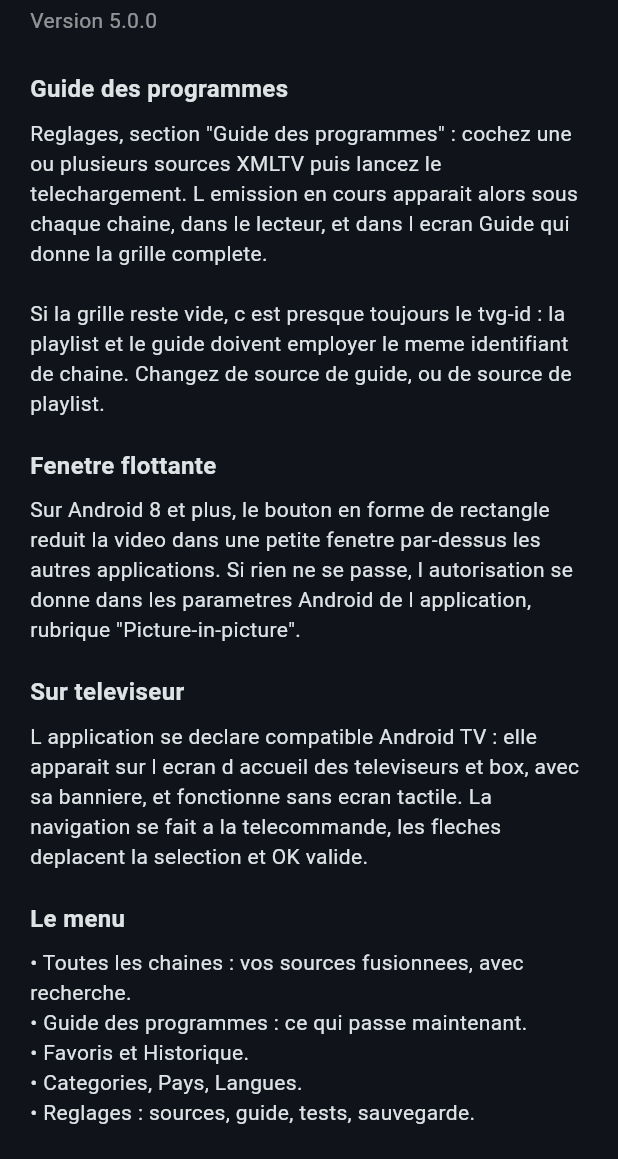
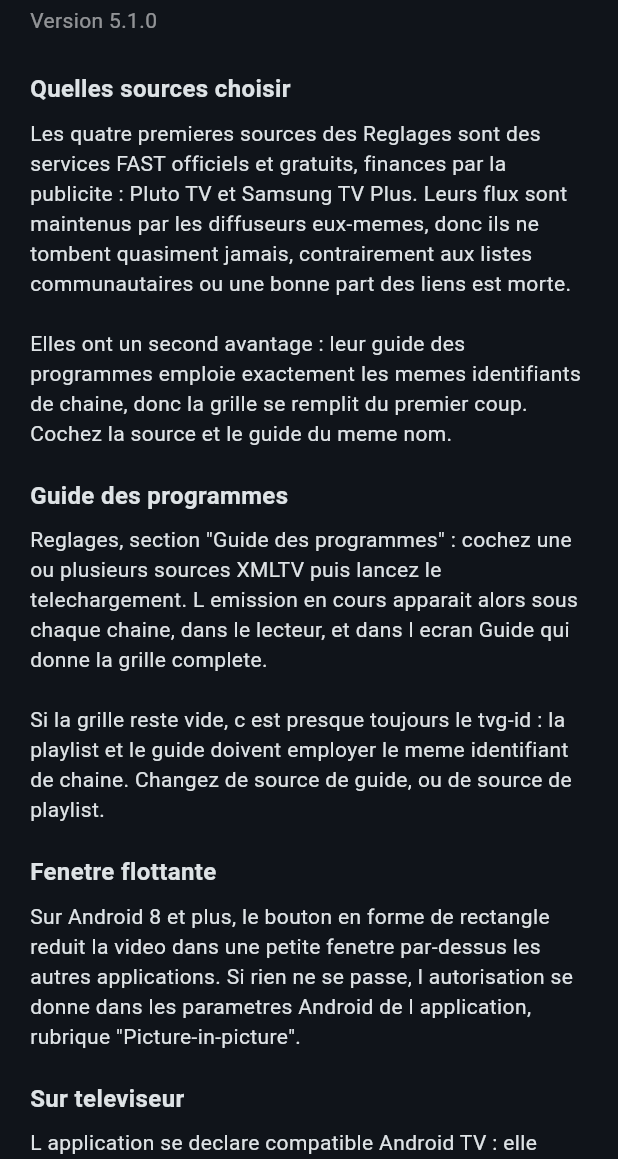
Before and after one commit to janintibo-art/iptv-player, a Flutter app: the AboutScreen widget shown alone on an empty page, opened directly, on a phone screen of 412 x 824 dp, the part 77-1236 px from its top. Run offline on Flutter 3.47's test engine with Material 3 defaults, Android fonts, the phone set to English and light mode, and no system bars; our stand-ins replace file_picker, shared_preferences, wakelock_plus; missing offline and left inert: media_kit, media_kit_video; accounts and stored records are empty; network calls fail.

Commit message:
Version 5.1 : sources FAST officielles et leurs guides

```diff
--- a/lib/screens/about_screen.dart
+++ b/lib/screens/about_screen.dart
@@ -12,8 +12,21 @@ class AboutScreen extends StatelessWidget {
       children: const [
         Text('Lecteur IPTV', style: TextStyle(fontSize: 22)),
         SizedBox(height: 4),
-        Text('Version 5.0.0', style: TextStyle(color: Colors.white54)),
+        Text('Version 5.1.0', style: TextStyle(color: Colors.white54)),
         SizedBox(height: 24),
+        Text('Quelles sources choisir', style: gras),
+        SizedBox(height: 8),
+        Text(
+          'Les quatre premieres sources des Reglages sont des services FAST '
+          'officiels et gratuits, finances par la publicite : Pluto TV et '
+          'Samsung TV Plus. Leurs flux sont maintenus par les diffuseurs '
+          'eux-memes, donc ils ne tombent quasiment jamais, contrairement aux '
+          'listes communautaires ou une bonne part des liens est morte.\n\n'
+          'Elles ont un second avantage : leur guide des programmes emploie '
+          'exactement les memes identifiants de chaine, donc la grille se '
+          'remplit du premier coup. Cochez la source et le guide du meme nom.',
+        ),
+        SizedBox(height: 20),
         Text('Guide des programmes', style: gras),
         SizedBox(height: 8),
         Text(
--- a/lib/services/epg_service.dart
+++ b/lib/services/epg_service.dart
@@ -57,12 +57,31 @@ class Programme {
       );
 }
 
-/// Guides preconfigures du projet iptv-org.
+/// Guides preconfigures.
 ///
-/// Les adresses suivent le motif guides/<langue>/<site>.xml. Elles peuvent
-/// changer : la liste a jour se trouve sur github.com/iptv-org/epg.
+/// Les quatre premiers accompagnent les sources FAST du meme nom : leurs
+/// identifiants de chaine correspondent exactement, la grille se remplit
+/// sans reglage. Les suivants viennent d iptv-org et suivent le motif
+/// guides/<langue>/<site>.xml ; ces adresses peuvent changer, la liste a
+/// jour est sur github.com/iptv-org/epg.
 class GuidesEpg {
   static const List<({String nom, String url})> presets = [
+    (
+      nom: 'Pluto TV France (recommande)',
+      url: 'https://i.mjh.nz/PlutoTV/fr.xml'
+    ),
+    (
+      nom: 'Samsung TV Plus France (recommande)',
+      url: 'https://i.mjh.nz/SamsungTVPlus/fr.xml'
+    ),
+    (
+      nom: 'Pluto TV Canada',
+      url: 'https://i.mjh.nz/PlutoTV/ca.xml'
+    ),
+    (
+      nom: 'Samsung TV Plus Suisse',
+      url: 'https://i.mjh.nz/SamsungTVPlus/ch.xml'
+    ),
     (
       nom: 'France - Orange',
       url: 'https://iptv-org.github.io/epg/guides/fr/chaines-tv.orange.fr.xml'
--- a/lib/services/sources.dart
+++ b/lib/services/sources.dart
@@ -12,7 +12,35 @@ class Sources {
       'https://iptv-org.github.io/iptv/index.m3u';
 
   /// Sources francophones et generales.
+  ///
+  /// Les quatre premieres sont des services FAST officiels, gratuits et
+  /// finances par la publicite. Leurs flux sont maintenus par les
+  /// diffuseurs : ils ne tombent quasiment jamais, et leur EPG assorti
+  /// utilise les memes identifiants, donc la grille se remplit du premier
+  /// coup.
   static const List<SourcePreset> presets = [
+    SourcePreset(
+      'Pluto TV France',
+      'https://i.mjh.nz/PlutoTV/fr.m3u8',
+      'Service officiel gratuit, une quarantaine de chaines francaises. '
+          'Guide assorti disponible. Le plus fiable.',
+    ),
+    SourcePreset(
+      'Samsung TV Plus France',
+      'https://i.mjh.nz/SamsungTVPlus/fr.m3u8',
+      'Service officiel gratuit de Samsung, chaines francaises. '
+          'Guide assorti disponible.',
+    ),
+    SourcePreset(
+      'Pluto TV Canada',
+      'https://i.mjh.nz/PlutoTV/ca.m3u8',
+      'Service officiel gratuit, chaines canadiennes dont du francophone.',
+    ),
+    SourcePreset(
+      'Samsung TV Plus Suisse',
+      'https://i.mjh.nz/SamsungTVPlus/ch.m3u8',
+      'Service officiel gratuit, chaines suisses.',
+    ),
     SourcePreset(
       'Free-TV France',
       'https://raw.githubusercontent.com/Free-TV/IPTV/master/playlists/playlist_france.m3u8',
--- a/pubspec.yaml
+++ b/pubspec.yaml
@@ -1,7 +1,7 @@
 name: iptv_player
 description: Lecteur IPTV multiplateforme (Android, Android TV, Windows).
 publish_to: 'none'
-version: 5.0.0+6
+version: 5.1.0+7
 
 environment:
   sdk: '>=3.3.0 <4.0.0'
```
Also changed, not shown: 2 other files.
